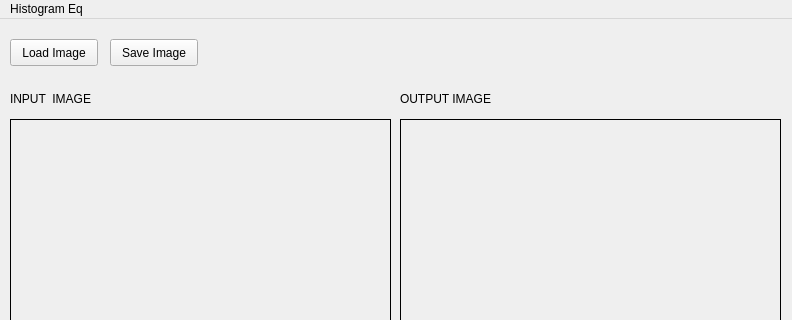
The window that Module A9-C2/B1/B1.ui (Itsjustrell/Digital-Image-Processing) describes before a commit, drawn with Qt 5; both pictures show x 0 to 792 and y 0 to 320 of the 792 by 525 pixel window.
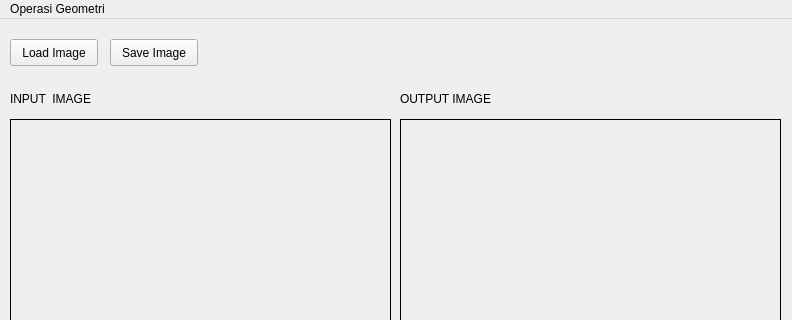
The same window after the commit.

What changed in the file:
```diff
--- a/Module A9-C2/B1/B1.ui
+++ b/Module A9-C2/B1/B1.ui
@@ -110,7 +110,7 @@
    </property>
    <widget class="QMenu" name="menuHistogram_Grayscale">
     <property name="title">
-     <string>Histogram Eq</string>
+     <string>Operasi Geometri</string>
     </property>
     <addaction name="separator"/>
     <addaction name="actionRGBHistogram"/>
```
Left out of the diff: 6 changed lines with no effect on the pictures.
